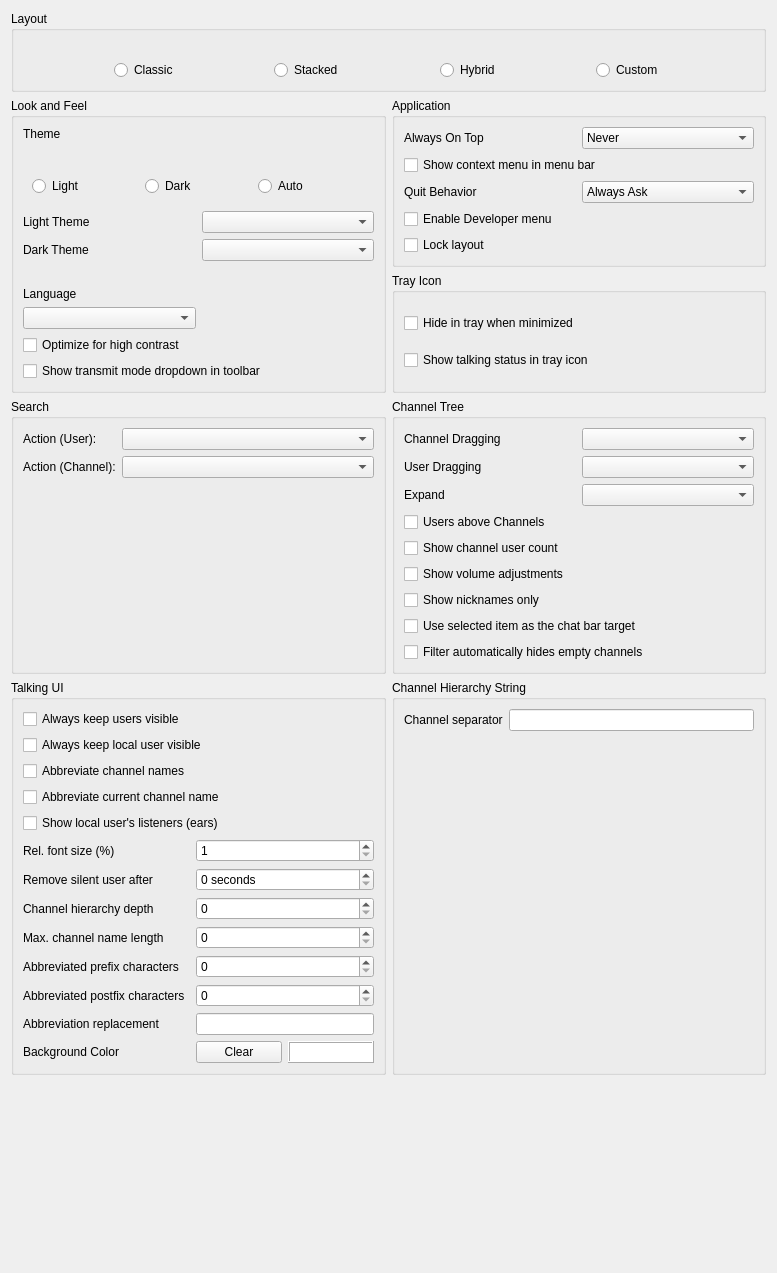
Qt form src/mumble/LookConfig.ui (mumble-voip/mumble) before a commit.
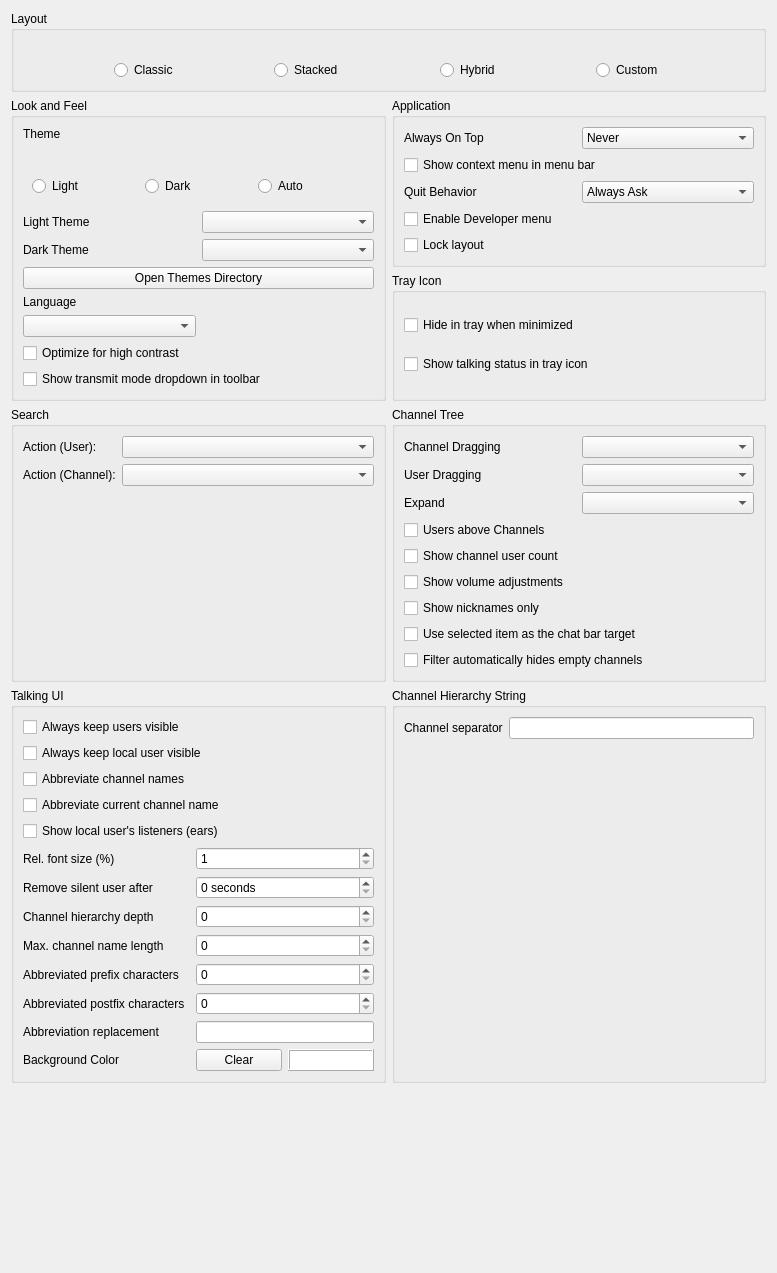
The same form after that commit. Icons and pictures are not drawn. Custom widgets are drawn as their Qt base class.

Commit message: CHANGE(client): Replace "Browse" theme folder label button with Pushbutton From a discussion within PR #6877 on automatic theme syncing with system theme https://github.com/mumble-voip/mumble/pull/6877#issuecomment-3146481140

Diff of the .ui file:
```diff
--- a/src/mumble/LookConfig.ui
+++ b/src/mumble/LookConfig.ui
@@ -1111,16 +1111,6 @@
         </property>
        </widget>
       </item>
-      <item row="7" column="0">
-       <widget class="QLabel" name="qlThemesDirectory">
-        <property name="text">
-         <string/>
-        </property>
-        <property name="alignment">
-         <set>Qt::AlignmentFlag::AlignRight|Qt::AlignmentFlag::AlignTrailing|Qt::AlignmentFlag::AlignVCenter</set>
-        </property>
-       </widget>
-      </item>
       <item row="0" column="0">
        <widget class="QLabel" name="qliThemeStyle">
         <property name="text">
@@ -1252,6 +1242,16 @@
         </property>
        </widget>
       </item>
+      <item row="7" column="0" colspan="2">
+       <widget class="QPushButton" name="qpbThemesDirectory">
+        <property name="accessibleName">
+         <string>Open the themes directory in the systems file manager</string>
+        </property>
+        <property name="text">
+         <string>Open Themes Directory</string>
+        </property>
+       </widget>
+      </item>
      </layout>
     </widget>
    </item>
```
Left out of the diff: 3 changed lines with no effect on the pictures. The commit also changes 1 other file.
